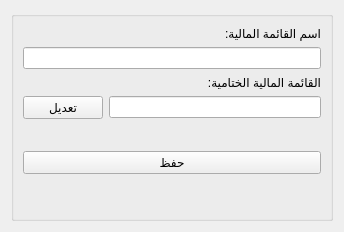
rabee361/E-commerce2, file Ui_AddEditFinancialStatement.ui: the form before one commit.
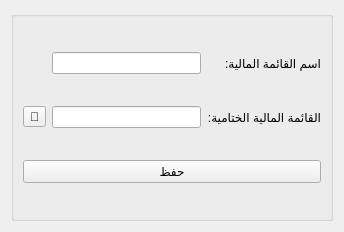
The form after the commit.

```diff
--- a/Ui_AddEditFinancialStatement.ui
+++ b/Ui_AddEditFinancialStatement.ui
@@ -16,34 +16,34 @@
   <layout class="QGridLayout" name="gridLayout_2">
    <item row="0" column="0">
     <widget class="QGroupBox" name="groupBox">
+     <property name="layoutDirection">
+      <enum>Qt::RightToLeft</enum>
+     </property>
      <property name="title">
       <string/>
      </property>
-     <layout class="QFormLayout" name="formLayout">
-      <item row="0" column="1">
-       <widget class="QLabel" name="label">
-        <property name="text">
-         <string>اسم القائمة المالية:</string>
-        </property>
-       </widget>
-      </item>
-      <item row="1" column="0" colspan="2">
-       <widget class="QLineEdit" name="financial_statement_name"/>
-      </item>
-      <item row="5" column="0" colspan="2">
-       <widget class="QPushButton" name="save_btn">
-        <property name="text">
-         <string>حفظ</string>
-        </property>
-       </widget>
-      </item>
-      <item row="2" column="1">
+     <layout class="QGridLayout" name="gridLayout">
+      <item row="3" column="0">
        <widget class="QLabel" name="label_2">
         <property name="text">
          <string>القائمة المالية الختامية:</string>
         </property>
        </widget>
       </item>
+      <item row="5" column="0" colspan="3">
+       <widget class="QPushButton" name="save_btn">
+        <property name="text">
+         <string>حفظ</string>
+        </property>
+       </widget>
+      </item>
+      <item row="1" column="0">
+       <widget class="QLabel" name="label">
+        <property name="text">
+         <string>اسم القائمة المالية:</string>
+        </property>
+       </widget>
+      </item>
       <item row="3" column="1">
        <widget class="QLineEdit" name="final_financial_statement_name">
         <property name="readOnly">
@@ -51,31 +51,15 @@
         </property>
        </widget>
       </item>
-      <item row="3" column="0">
-       <widget class="QPushButton" name="edit_final_financial_statement_btn">
-        <property name="minimumSize">
-         <size>
-          <width>0</width>
-          <height>0</height>
-         </size>
-        </property>
+      <item row="3" column="2">
+       <widget class="QToolButton" name="edit_final_financial_statement_btn">
         <property name="text">
-         <string>تعديل</string>
+         <string>🔎</string>
         </property>
        </widget>
       </item>
-      <item row="4" column="0" colspan="2">
-       <spacer name="horizontalSpacer">
-        <property name="orientation">
-         <enum>Qt::Horizontal</enum>
-        </property>
-        <property name="sizeHint" stdset="0">
-         <size>
-          <width>40</width>
-          <height>20</height>
-         </size>
-        </property>
-       </spacer>
+      <item row="1" column="1">
+       <widget class="QLineEdit" name="financial_statement_name"/>
       </item>
      </layout>
     </widget>
```
